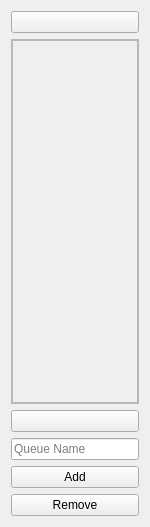
Old version of the form ui_files/QueueUIVertical.ui in the repository derrian-distro/LoRA_Easy_Training_Scripts.
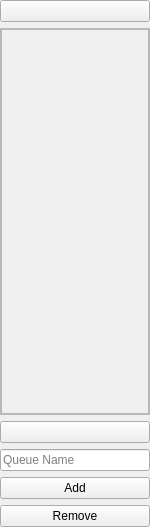
New version of the form. Custom widgets are drawn as their Qt base class.

```diff
--- a/ui_files/QueueUIVertical.ui
+++ b/ui_files/QueueUIVertical.ui
@@ -11,7 +11,7 @@
    </rect>
   </property>
   <property name="sizePolicy">
-   <sizepolicy hsizetype="Preferred" vsizetype="Fixed">
+   <sizepolicy hsizetype="Preferred" vsizetype="Preferred">
     <horstretch>0</horstretch>
     <verstretch>0</verstretch>
    </sizepolicy>
@@ -32,6 +32,18 @@
    <string>Form</string>
   </property>
   <layout class="QGridLayout" name="gridLayout">
+   <property name="leftMargin">
+    <number>0</number>
+   </property>
+   <property name="topMargin">
+    <number>0</number>
+   </property>
+   <property name="rightMargin">
+    <number>0</number>
+   </property>
+   <property name="bottomMargin">
+    <number>0</number>
+   </property>
    <item row="0" column="0">
     <widget class="QPushButton" name="top_arrow">
      <property name="sizePolicy">
@@ -85,8 +97,8 @@
           <rect>
            <x>0</x>
            <y>0</y>
-           <width>128</width>
-           <height>355</height>
+           <width>146</width>
+           <height>373</height>
           </rect>
          </property>
          <layout class="QVBoxLayout" name="verticalLayout_2"/>
```
